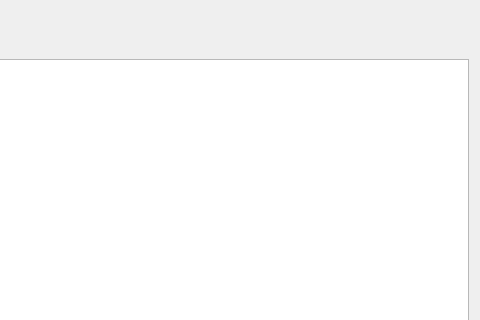
Above: svir/ui/ui_drive_engine_server.ui from gem/oq-irmt-qgis before the change; both pictures show x 599 to 1079 and y 0 to 320 of the 1079 by 650 pixel window. Below: the same form after it.
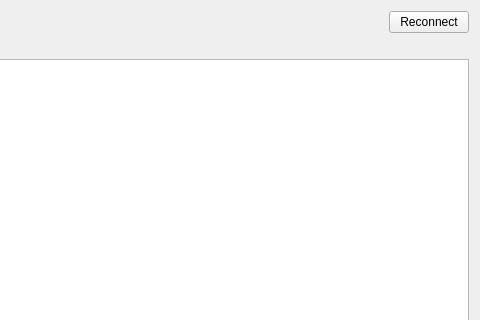
That is the form after the change. Icons and pictures are not drawn.

Commit message: In case of disconnection, try to reconnect 3 times, then disable gui; additional btn to reconnect

The edit to the form file:
```diff
--- a/svir/ui/ui_drive_engine_server.ui
+++ b/svir/ui/ui_drive_engine_server.ui
@@ -40,6 +40,13 @@
        </property>
       </spacer>
      </item>
+     <item>
+      <widget class="QPushButton" name="reconnect_btn">
+       <property name="text">
+        <string>Reconnect</string>
+       </property>
+      </widget>
+     </item>
     </layout>
    </item>
    <item>
```
The commit also changes 1 other file.
